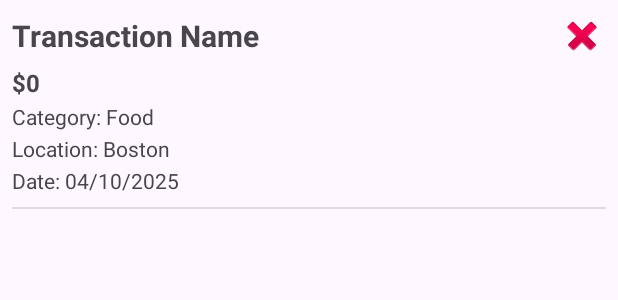
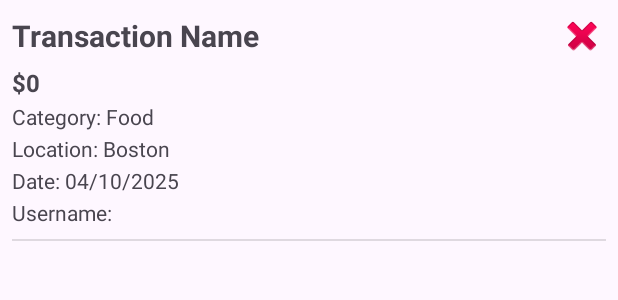
Before and after one commit to sidmttl/NestBudget, an Android app: the layout item_transaction.xml on its own in the app's theme, with its tools: preview values and no code run, on a phone screen of 412 x 824 dp. Shown: the top 300 px of the screen. Run offline under Robolectric (Android 15) with nearby library versions, the phone set to English and light mode, and no system bars.

Commit message:
adding username of who entered the transaction and adding title to the pie chart

```diff
--- a/app/src/main/res/layout/item_transaction.xml
+++ b/app/src/main/res/layout/item_transaction.xml
@@ -63,6 +63,14 @@
         android:text="Date: 04/10/2025"
         android:paddingTop="2dp" />
 
+    <TextView
+        android:id="@+id/transaction_user"
+        android:layout_width="wrap_content"
+        android:layout_height="wrap_content"
+        android:textSize="14sp"
+        android:text="Username: "
+        android:paddingTop="2dp" />
+
     <View
         android:id="@+id/divider"
         android:layout_width="match_parent"
```
Also changed, not shown: app/src/main/java/com/example/nestbudget/Transaction.java (+13 -1 lines), app/src/main/java/com/example/nestbudget/TransactionActivity.java (+4 -4 lines), app/src/main/java/com/example/nestbudget/TransactionAdapter.java (+6 -1 lines), app/src/main/res/layout/activity_insights.xml (+13 -0 lines).
